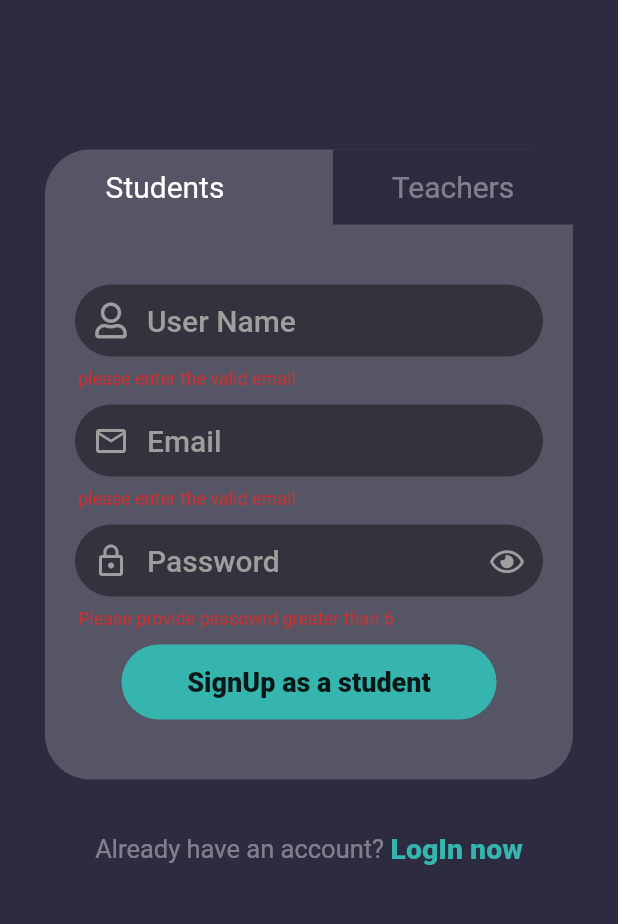
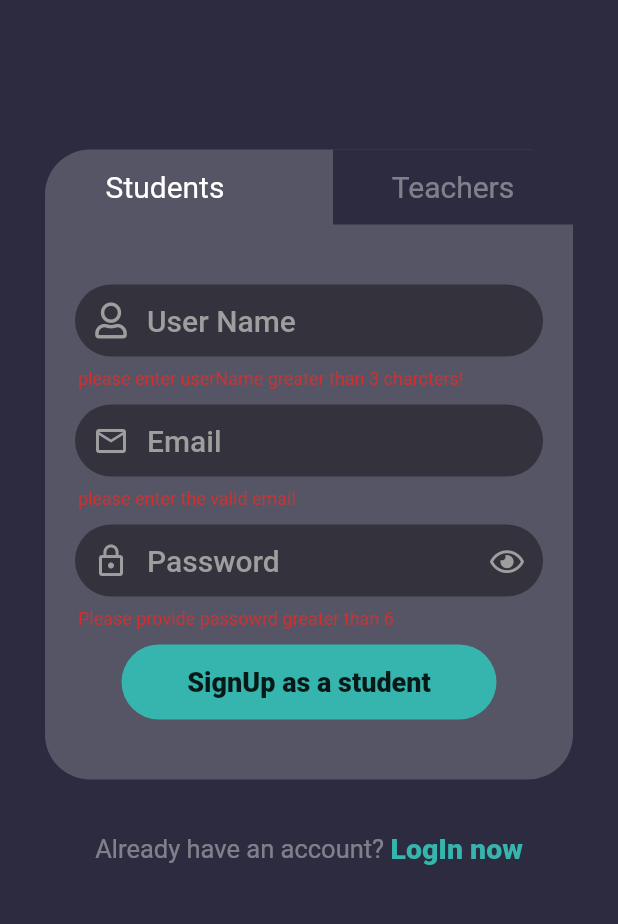
Before and after one commit to Shehan82/ScHoOlYMoB, a Flutter app: the screen it shows after launch, after a tap on "Login as a student", after a tap on "Register now", after a tap on "SignUp as a student", on a phone screen of 412 x 824 dp, the part 101-1025 px from its top. Run offline on Flutter 3.47's test engine with Material 2 defaults, Android fonts, the phone set to English and light mode, and no system bars; our stand-ins replace cloud_firestore, firebase_auth, firebase_core, font_awesome_flutter, google_fonts; accounts and stored records are empty; Roboto replaces fonts that are missing (Itim).

Commit message:
change signup and login

```diff
--- a/lib/screens/login.dart
+++ b/lib/screens/login.dart
@@ -1,3 +1,4 @@
+import 'package:cloud_firestore/cloud_firestore.dart';
 import 'package:firebase_auth/firebase_auth.dart';
 import 'package:flutter/material.dart';
 import 'package:google_fonts/google_fonts.dart';
@@ -30,6 +31,30 @@ class _LoginScreenState extends State<LoginScreen> {
                         MaterialPageRoute(builder: (context) => MediumScreen()))
                   }
               });
+    }
+  }
+
+  teacherSignIn() {
+    if (formKey.currentState.validate()) {
+      FirebaseFirestore.instance
+          .collection("teachers")
+          .where("email", isEqualTo: emailTEC.text)
+          .get()
+          .then((value) {
+        if (value.docs[0].get("userName") != null) {
+          FirebaseAuth.instance
+              .signInWithEmailAndPassword(
+                  email: emailTEC.text, password: passwordTEC.text)
+              .then((value) {
+            if (value != null) {
+              Navigator.pushReplacement(context,
+                  MaterialPageRoute(builder: (context) => MediumScreen()));
+            }
+          });
+        }
+      }).catchError((e) {
+        print(e);
+      });
     }
   }
 
@@ -231,7 +256,8 @@ class _LoginScreenState extends State<LoginScreen> {
                 ),
                 GestureDetector(
                   onTap: () {
-                    signMeIn();
+                    // signMeIn();
+                    teacherSignIn();
                   },
                   child: Container(
                     height: 50,
--- a/lib/screens/signUp.dart
+++ b/lib/screens/signUp.dart
@@ -1,8 +1,10 @@
 import 'package:cloud_firestore/cloud_firestore.dart';
+import 'package:firebase_auth/firebase_auth.dart';
 import 'package:flutter/material.dart';
 import 'package:font_awesome_flutter/font_awesome_flutter.dart';
 import 'package:google_fonts/google_fonts.dart';
 import 'package:schoolymob/screens/login.dart';
+import 'package:schoolymob/screens/medium.dart';
 
 import '../configuration.dart';
 
@@ -20,7 +22,26 @@ class _SignUpScreenState extends State<SignUpScreen> {
   TextEditingController keyTEC = new TextEditingController();
   TextEditingController userNameTEC = new TextEditingController();
 
-  teachersSignUp() {}
+  teachersSignUp() {
+    Map<String, String> teacherDetails = {
+      "email": emailTEC.text,
+      "userName": userNameTEC.text
+    };
+    if (key == keyTEC.text) {
+      FirebaseAuth.instance
+          .createUserWithEmailAndPassword(
+              email: emailTEC.text, password: passwordTEC.text)
+          .then((value) {
+        print("iam in then block");
+        if (value != null) {
+          print("iam in value block");
+          FirebaseFirestore.instance.collection("teachers").add(teacherDetails);
+          Navigator.pushReplacement(
+              context, MaterialPageRoute(builder: (context) => MediumScreen()));
+        }
+      });
+    }
+  }
 
   String keyValidation(val) {
     FirebaseFirestore.instance
@@ -208,11 +229,9 @@ class _SignUpScreenState extends State<SignUpScreen> {
                             borderRadius: BorderRadius.circular(20)),
                         child: TextFormField(
                           validator: (val) {
-                            return RegExp(
-                                        r"^[a-zA-Z0-9.a-zA-Z0-9.!#$%&'*+-/=?^_`{|}~]+@[a-zA-Z0-9]+\.[a-zA-Z]+")
-                                    .hasMatch(val)
+                            return val.length > 3
                                 ? null
-                                : "please enter the valid email";
+                                : "please enter userName greater than 3 charcters!";
                           },
                           controller: userNameTEC,
                           style: GoogleFonts.itim(
@@ -373,7 +392,7 @@ class _SignUpScreenState extends State<SignUpScreen> {
                 GestureDetector(
                   onTap: () {
                     if (formKey.currentState.validate()) {
-                      // signMeIn();
+                      teachersSignUp();
                     }
                   },
                   child: Container(
```
